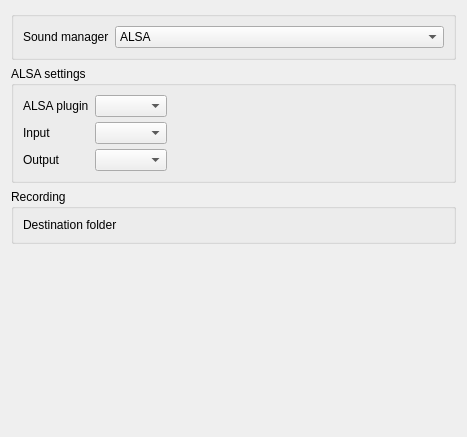
KDE/ring-kde, file src/conf/dlgaudiobase.ui: the form before one commit.
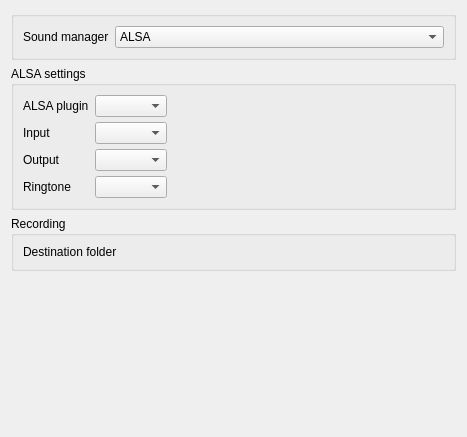
The form after the commit. Custom widgets are drawn as their Qt base class.

```diff
--- a/src/conf/dlgaudiobase.ui
+++ b/src/conf/dlgaudiobase.ui
@@ -135,6 +135,16 @@
             </property>
            </widget>
           </item>
+          <item row="5" column="0">
+           <widget class="QLabel" name="kcfg_alsaRingtoneDeviceL">
+            <property name="text">
+             <string>Ringtone</string>
+            </property>
+           </widget>
+          </item>
+          <item row="5" column="1">
+           <widget class="KComboBox" name="kcfg_alsaRingtoneDevice"/>
+          </item>
          </layout>
         </widget>
        </item>
```
